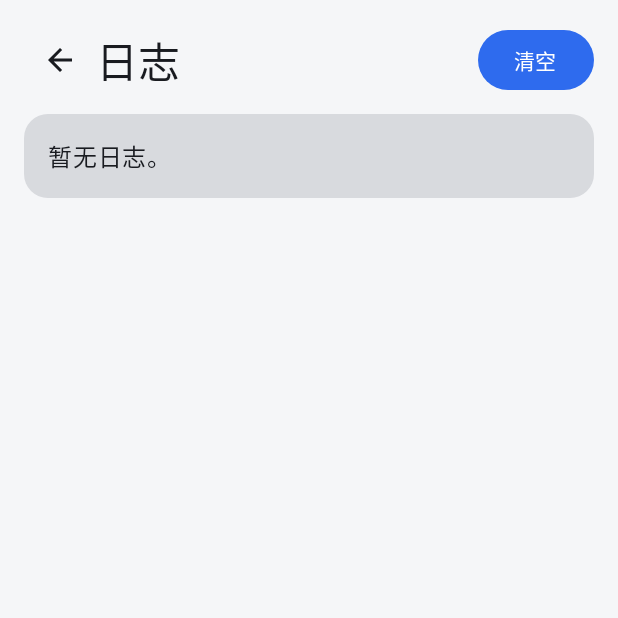
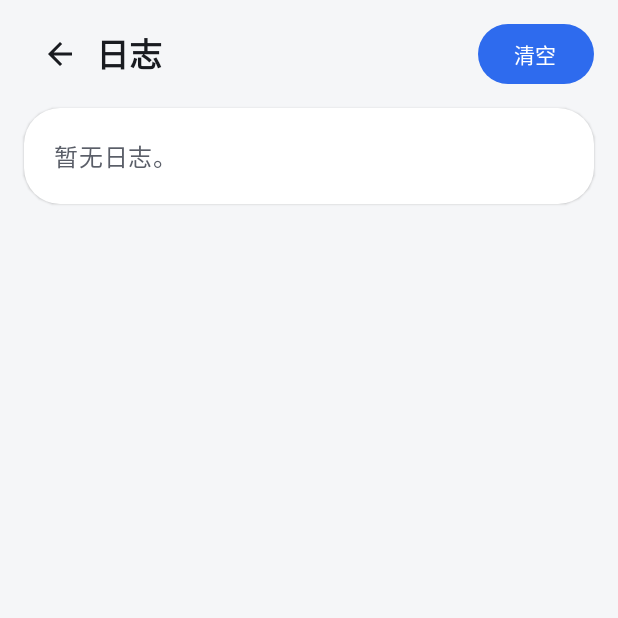
Before and after one commit to zhaor5869-svg/cfnew-worker, an Android app built with Jetpack Compose: the LogsScreen screen opened through its navigation route, on a phone screen of 412 x 824 dp, the top half of it. Run offline under Robolectric (Android 15) with nearby library versions, the phone set to English and light mode, and no system bars; our stand-ins replace Room's generated code.

Commit message:
feat: FlClash-style UI v0.1.3 (blue theme, dashboard home, delay badges; paste import unchanged)

```diff
--- a/android/app/src/main/java/com/laoda/proxy/ui/logs/LogsScreen.kt
+++ b/android/app/src/main/java/com/laoda/proxy/ui/logs/LogsScreen.kt
@@ -12,7 +12,6 @@ import androidx.compose.foundation.lazy.items
 import androidx.compose.material.icons.Icons
 import androidx.compose.material.icons.filled.ArrowBack
 import androidx.compose.material3.Button
-import androidx.compose.material3.Card
 import androidx.compose.material3.Icon
 import androidx.compose.material3.IconButton
 import androidx.compose.material3.MaterialTheme
@@ -22,18 +21,20 @@ import androidx.compose.runtime.collectAsState
 import androidx.compose.runtime.getValue
 import androidx.compose.ui.Alignment
 import androidx.compose.ui.Modifier
-import androidx.compose.ui.graphics.Color
 import androidx.compose.ui.platform.LocalContext
+import androidx.compose.ui.text.font.FontWeight
 import androidx.compose.ui.unit.dp
 import androidx.lifecycle.viewmodel.compose.viewModel
 import com.laoda.proxy.LaoDaApplication
 import com.laoda.proxy.core.LogLine
+import com.laoda.proxy.ui.theme.AppCard
+import com.laoda.proxy.ui.theme.warningColor
 import com.laoda.proxy.ui.util.formatTime
 import com.laoda.proxy.ui.vmFactory
 
 /**
- * 日志页（模块 C）：CoreManager.logs 滚动列表，级别着色
- *（error 红色、warning 琥珀色、info 默认）；顶部“清空”按钮。
+ * 日志页（v0.1.3 UI 改版）：空态改成大圆角卡片，warning 级别按深浅主题取色。
+ * 日志列表、清空的 ViewModel 接线与 v0.1.0 完全一致，只改表现层。
  * 从首页进，不在底部 tab 栏。
  */
 @Composable
@@ -49,7 +50,7 @@ fun LogsScreen(onBack: () -> Unit) {
     Column(
         modifier = Modifier
             .fillMaxSize()
-            .padding(16.dp),
+            .padding(horizontal = 16.dp, vertical = 12.dp),
     ) {
         Row(
             modifier = Modifier.fillMaxWidth(),
@@ -60,7 +61,7 @@ fun LogsScreen(onBack: () -> Unit) {
             }
             Text(
                 "日志",
-                style = MaterialTheme.typography.headlineMedium,
+                style = MaterialTheme.typography.titleLarge.copy(fontWeight = FontWeight.Bold),
                 modifier = Modifier.weight(1f),
             )
             Button(onClick = { viewModel.clearLogs() }) {
@@ -70,10 +71,11 @@ fun LogsScreen(onBack: () -> Unit) {
         Spacer(Modifier.height(12.dp))
 
         if (logs.isEmpty()) {
-            Card(modifier = Modifier.fillMaxWidth()) {
+            AppCard(modifier = Modifier.fillMaxWidth()) {
                 Text(
                     "暂无日志。",
-                    modifier = Modifier.padding(16.dp),
+                    modifier = Modifier.padding(20.dp),
+                    color = MaterialTheme.colorScheme.onSurfaceVariant,
                 )
             }
             return@Column
@@ -91,7 +93,7 @@ fun LogsScreen(onBack: () -> Unit) {
 private fun LogRow(line: LogLine) {
     val color = when (line.level.lowercase()) {
         "error" -> MaterialTheme.colorScheme.error
-        "warning" -> Color(0xFFB26A00)
+        "warning" -> warningColor()
         else -> MaterialTheme.colorScheme.onSurface
     }
     Text(
```
